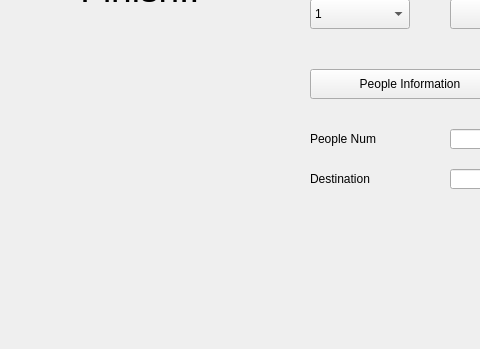
Above: AOOP_Final_Project/mainwindow.ui from eric56421/AOOP-Final-Project before the change; both pictures show x 0 to 480 and y 251 to 600 of the 1000 by 600 pixel window. Below: the same form after it.
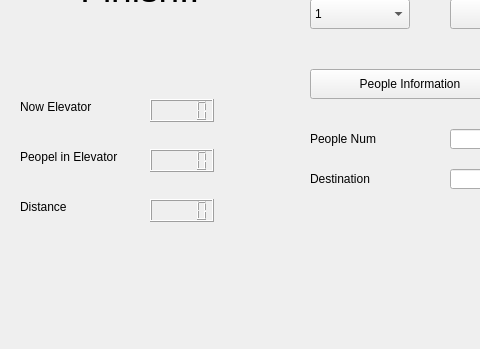
That is the form after the change.

The edit to the form file:
```diff
--- a/AOOP_Final_Project/mainwindow.ui
+++ b/AOOP_Final_Project/mainwindow.ui
@@ -395,6 +395,75 @@
      </rect>
     </property>
    </widget>
+   <widget class="QLabel" name="NowElevatorLabel">
+    <property name="geometry">
+     <rect>
+      <x>20</x>
+      <y>350</y>
+      <width>120</width>
+      <height>15</height>
+     </rect>
+    </property>
+    <property name="text">
+     <string>Now Elevator</string>
+    </property>
+   </widget>
+   <widget class="QLabel" name="PeopleInElevatorLabel">
+    <property name="geometry">
+     <rect>
+      <x>20</x>
+      <y>400</y>
+      <width>120</width>
+      <height>15</height>
+     </rect>
+    </property>
+    <property name="text">
+     <string>Peopel in Elevator</string>
+    </property>
+   </widget>
+   <widget class="QLabel" name="DistanceLabel">
+    <property name="geometry">
+     <rect>
+      <x>20</x>
+      <y>450</y>
+      <width>120</width>
+      <height>15</height>
+     </rect>
+    </property>
+    <property name="text">
+     <string>Distance</string>
+    </property>
+   </widget>
+   <widget class="QLCDNumber" name="NowElevatorLCD">
+    <property name="geometry">
+     <rect>
+      <x>150</x>
+      <y>350</y>
+      <width>64</width>
+      <height>23</height>
+     </rect>
+    </property>
+   </widget>
+   <widget class="QLCDNumber" name="PeopleInElevatorLCD">
+    <property name="geometry">
+     <rect>
+      <x>150</x>
+      <y>400</y>
+      <width>64</width>
+      <height>23</height>
+     </rect>
+    </property>
+   </widget>
+   <widget class="QLCDNumber" name="DistanceLCD">
+    <property name="geometry">
+     <rect>
+      <x>150</x>
+      <y>450</y>
+      <width>64</width>
+      <height>23</height>
+     </rect>
+    </property>
+   </widget>
   </widget>
   <widget class="QMenuBar" name="menubar">
    <property name="geometry">
```
